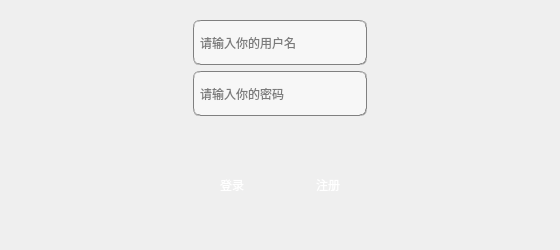
wh-first-soulful/tank, file login.ui: the form before one commit.
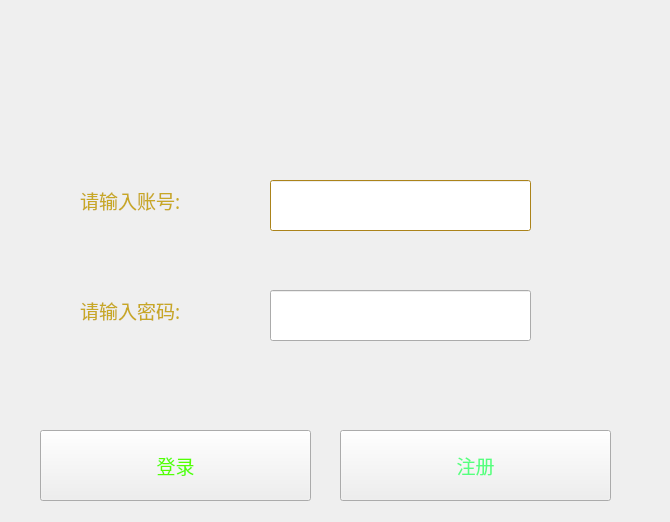
The form after the commit. Icons and pictures are not drawn.

Commit message: 登录和注册页面

```diff
--- a/login.ui
+++ b/login.ui
@@ -6,188 +6,799 @@
    <rect>
     <x>0</x>
     <y>0</y>
-    <width>560</width>
-    <height>250</height>
+    <width>670</width>
+    <height>522</height>
    </rect>
   </property>
+  <property name="minimumSize">
+   <size>
+    <width>670</width>
+    <height>522</height>
+   </size>
+  </property>
+  <property name="maximumSize">
+   <size>
+    <width>670</width>
+    <height>522</height>
+   </size>
+  </property>
   <property name="windowTitle">
    <string>Form</string>
   </property>
-  <layout class="QVBoxLayout" name="verticalLayout">
-   <item>
-    <widget class="QWidget" name="widget_2" native="true">
-     <layout class="QGridLayout" name="gridLayout_2">
-      <item row="0" column="1">
-       <widget class="QLineEdit" name="lineEdit_username">
-        <property name="minimumSize">
-         <size>
-          <width>0</width>
-          <height>45</height>
-         </size>
-        </property>
-        <property name="styleSheet">
-         <string notr="true">background-color: rgb(247, 247, 247);
-border:1px groove gray;border-radius:
-7px;padding:2px 4px;
-font: 10pt &quot;Candara&quot;;</string>
-        </property>
-        <property name="text">
-         <string/>
-        </property>
-        <property name="placeholderText">
-         <string>请输入你的用户名</string>
-        </property>
-       </widget>
-      </item>
-      <item row="1" column="1">
-       <widget class="QLineEdit" name="lineEdit_password">
-        <property name="minimumSize">
-         <size>
-          <width>0</width>
-          <height>45</height>
-         </size>
-        </property>
-        <property name="styleSheet">
-         <string notr="true">background-color: rgb(247, 247, 247);
-border:1px groove gray;border-radius:
-7px;padding:2px 4px;
-font: 10pt &quot;Candara&quot;;</string>
-        </property>
-        <property name="text">
-         <string/>
-        </property>
-        <property name="echoMode">
-         <enum>QLineEdit::Password</enum>
-        </property>
-        <property name="placeholderText">
-         <string>请输入你的密码</string>
-        </property>
-       </widget>
-      </item>
-      <item row="1" column="0">
-       <spacer name="horizontalSpacer_3">
-        <property name="orientation">
-         <enum>Qt::Horizontal</enum>
-        </property>
-        <property name="sizeHint" stdset="0">
-         <size>
-          <width>40</width>
-          <height>20</height>
-         </size>
-        </property>
-       </spacer>
-      </item>
-      <item row="1" column="2">
-       <spacer name="horizontalSpacer_4">
-        <property name="orientation">
-         <enum>Qt::Horizontal</enum>
-        </property>
-        <property name="sizeHint" stdset="0">
-         <size>
-          <width>40</width>
-          <height>20</height>
-         </size>
-        </property>
-       </spacer>
-      </item>
-     </layout>
-    </widget>
-   </item>
-   <item>
-    <widget class="QWidget" name="widget" native="true">
-     <layout class="QHBoxLayout" name="horizontalLayout">
-      <item>
-       <spacer name="horizontalSpacer">
-        <property name="orientation">
-         <enum>Qt::Horizontal</enum>
-        </property>
-        <property name="sizeHint" stdset="0">
-         <size>
-          <width>40</width>
-          <height>20</height>
-         </size>
-        </property>
-       </spacer>
-      </item>
-      <item>
-       <widget class="QPushButton" name="btn_signin">
-        <property name="minimumSize">
-         <size>
-          <width>50</width>
-          <height>40</height>
-         </size>
-        </property>
-        <property name="styleSheet">
-         <string notr="true">background-color: qlineargradient(spread:pad, x1:0.52, y1:1, x2:0.54, y2:0, 
-stop:0.0112994 rgba(64, 145, 252, 255), 
-stop:1 rgba(255, 255, 255, 255));
-color: rgb(255, 255, 255);
-
-border:0px groove gray;border-radius:
-7px;padding:2px 4px;
-font: 14pt &quot;Candara&quot;;</string>
-        </property>
-        <property name="text">
-         <string>登录</string>
-        </property>
-       </widget>
-      </item>
-      <item>
-       <spacer name="horizontalSpacer_7">
-        <property name="orientation">
-         <enum>Qt::Horizontal</enum>
-        </property>
-        <property name="sizeType">
-         <enum>QSizePolicy::Fixed</enum>
-        </property>
-        <property name="sizeHint" stdset="0">
-         <size>
-          <width>40</width>
-          <height>20</height>
-         </size>
-        </property>
-       </spacer>
-      </item>
-      <item>
-       <widget class="QPushButton" name="btn_signup">
-        <property name="minimumSize">
-         <size>
-          <width>50</width>
-          <height>40</height>
-         </size>
-        </property>
-        <property name="styleSheet">
-         <string notr="true">background-color: qlineargradient(spread:pad, x1:0.52, y1:1, x2:0.54, y2:0, 
-stop:0.0112994 rgba(64, 145, 252, 255), 
-stop:1 rgba(255, 255, 255, 255));
-color: rgb(255, 255, 255);
-
-border:0px groove gray;border-radius:
-7px;padding:2px 4px;
-font: 14pt &quot;Candara&quot;;</string>
-        </property>
-        <property name="text">
-         <string>注册</string>
-        </property>
-       </widget>
-      </item>
-      <item>
-       <spacer name="horizontalSpacer_2">
-        <property name="orientation">
-         <enum>Qt::Horizontal</enum>
-        </property>
-        <property name="sizeHint" stdset="0">
-         <size>
-          <width>40</width>
-          <height>20</height>
-         </size>
-        </property>
-       </spacer>
-      </item>
-     </layout>
-    </widget>
-   </item>
-  </layout>
+  <widget class="QWidget" name="background" native="true">
+   <property name="geometry">
+    <rect>
+     <x>-10</x>
+     <y>0</y>
+     <width>681</width>
+     <height>531</height>
+    </rect>
+   </property>
+   <property name="font">
+    <font>
+     <family>Agency FB</family>
+     <pointsize>14</pointsize>
+    </font>
+   </property>
+   <property name="styleSheet">
+    <string notr="true">#background {border-image: url(:/image/login.jpg);}</string>
+   </property>
+   <widget class="QPushButton" name="btn_signup">
+    <property name="geometry">
+     <rect>
+      <x>350</x>
+      <y>430</y>
+      <width>271</width>
+      <height>71</height>
+     </rect>
+    </property>
+    <property name="minimumSize">
+     <size>
+      <width>50</width>
+      <height>40</height>
+     </size>
+    </property>
+    <property name="font">
+     <font>
+      <family>Agency FB</family>
+      <pointsize>14</pointsize>
+     </font>
+    </property>
+    <property name="styleSheet">
+     <string notr="true">#btn_signup{border-image: url(:/image/loginbutton.jpg);}
+#btn_signup{color: rgb(85, 255, 127);}</string>
+    </property>
+    <property name="text">
+     <string>注册</string>
+    </property>
+   </widget>
+   <widget class="QPushButton" name="btn_signin">
+    <property name="geometry">
+     <rect>
+      <x>50</x>
+      <y>430</y>
+      <width>271</width>
+      <height>71</height>
+     </rect>
+    </property>
+    <property name="minimumSize">
+     <size>
+      <width>50</width>
+      <height>40</height>
+     </size>
+    </property>
+    <property name="palette">
+     <palette>
+      <active>
+       <colorrole role="WindowText">
+        <brush brushstyle="SolidPattern">
+         <color alpha="255">
+          <red>85</red>
+          <green>255</green>
+          <blue>0</blue>
+         </color>
+        </brush>
+       </colorrole>
+       <colorrole role="Text">
+        <brush brushstyle="SolidPattern">
+         <color alpha="255">
+          <red>85</red>
+          <green>255</green>
+          <blue>0</blue>
+         </color>
+        </brush>
+       </colorrole>
+       <colorrole role="ButtonText">
+        <brush brushstyle="SolidPattern">
+         <color alpha="255">
+          <red>85</red>
+          <green>255</green>
+          <blue>0</blue>
+         </color>
+        </brush>
+       </colorrole>
+       <colorrole role="PlaceholderText">
+        <brush brushstyle="NoBrush">
+         <color alpha="128">
+          <red>0</red>
+          <green>0</green>
+          <blue>0</blue>
+         </color>
+        </brush>
+       </colorrole>
+      </active>
+      <inactive>
+       <colorrole role="WindowText">
+        <brush brushstyle="SolidPattern">
+         <color alpha="255">
+          <red>85</red>
+          <green>255</green>
+          <blue>0</blue>
+         </color>
+        </brush>
+       </colorrole>
+       <colorrole role="Text">
+        <brush brushstyle="SolidPattern">
+         <color alpha="255">
+          <red>85</red>
+          <green>255</green>
+          <blue>0</blue>
+         </color>
+        </brush>
+       </colorrole>
+       <colorrole role="ButtonText">
+        <brush brushstyle="SolidPattern">
+         <color alpha="255">
+          <red>85</red>
+          <green>255</green>
+          <blue>0</blue>
+         </color>
+        </brush>
+       </colorrole>
+       <colorrole role="PlaceholderText">
+        <brush brushstyle="NoBrush">
+         <color alpha="128">
+          <red>85</red>
+          <green>255</green>
+          <blue>0</blue>
+         </color>
+        </brush>
+       </colorrole>
+      </inactive>
+      <disabled>
+       <colorrole role="WindowText">
+        <brush brushstyle="SolidPattern">
+         <color alpha="255">
+          <red>85</red>
+          <green>255</green>
+          <blue>0</blue>
+         </color>
+        </brush>
+       </colorrole>
+       <colorrole role="Text">
+        <brush brushstyle="SolidPattern">
+         <color alpha="255">
+          <red>85</red>
+          <green>255</green>
+          <blue>0</blue>
+         </color>
+        </brush>
+       </colorrole>
+       <colorrole role="ButtonText">
+        <brush brushstyle="SolidPattern">
+         <color alpha="255">
+          <red>85</red>
+          <green>255</green>
+          <blue>0</blue>
+         </color>
+        </brush>
+       </colorrole>
+       <colorrole role="PlaceholderText">
+        <brush brushstyle="NoBrush">
+         <color alpha="128">
+          <red>0</red>
+          <green>0</green>
+          <blue>0</blue>
+         </color>
+        </brush>
+       </colorrole>
+      </disabled>
+     </palette>
+    </property>
+    <property name="font">
+     <font>
+      <family>Agency FB</family>
+      <pointsize>14</pointsize>
+     </font>
+    </property>
+    <property name="styleSheet">
+     <string notr="true">#btn_signin {border-image: url(:/image/loginbutton.jpg);}
+#btn_signin{color: rgb(85, 255, 0);}</string>
+    </property>
+    <property name="text">
+     <string>登录</string>
+    </property>
+   </widget>
+   <widget class="QLineEdit" name="lineEdit_password">
+    <property name="geometry">
+     <rect>
+      <x>280</x>
+      <y>290</y>
+      <width>261</width>
+      <height>51</height>
+     </rect>
+    </property>
+    <property name="minimumSize">
+     <size>
+      <width>0</width>
+      <height>45</height>
+     </size>
+    </property>
+    <property name="palette">
+     <palette>
+      <active/>
+      <inactive/>
+      <disabled/>
+     </palette>
+    </property>
+    <property name="font">
+     <font>
+      <family>Amaranth Bold</family>
+      <pointsize>14</pointsize>
+      <weight>75</weight>
+      <bold>true</bold>
+     </font>
+    </property>
+    <property name="styleSheet">
+     <string notr="true">#lineEdit_password{	border-image: url(:/image/line.jpg);}
+</string>
+    </property>
+    <property name="text">
+     <string/>
+    </property>
+    <property name="echoMode">
+     <enum>QLineEdit::Password</enum>
+    </property>
+    <property name="placeholderText">
+     <string/>
+    </property>
+   </widget>
+   <widget class="QLineEdit" name="lineEdit_username">
+    <property name="geometry">
+     <rect>
+      <x>280</x>
+      <y>180</y>
+      <width>261</width>
+      <height>51</height>
+     </rect>
+    </property>
+    <property name="minimumSize">
+     <size>
+      <width>0</width>
+      <height>45</height>
+     </size>
+    </property>
+    <property name="palette">
+     <palette>
+      <active>
+       <colorrole role="WindowText">
+        <brush brushstyle="SolidPattern">
+         <color alpha="255">
+          <red>0</red>
+          <green>0</green>
+          <blue>0</blue>
+         </color>
+        </brush>
+       </colorrole>
+       <colorrole role="Button">
+        <brush brushstyle="SolidPattern">
+         <color alpha="255">
+          <red>240</red>
+          <green>183</green>
+          <blue>36</blue>
+         </color>
+        </brush>
+       </colorrole>
+       <colorrole role="Light">
+        <brush brushstyle="SolidPattern">
+         <color alpha="255">
+          <red>255</red>
+          <green>224</green>
+          <blue>143</blue>
+         </color>
+        </brush>
+       </colorrole>
+       <colorrole role="Midlight">
+        <brush brushstyle="SolidPattern">
+         <color alpha="255">
+          <red>247</red>
+          <green>203</green>
+          <blue>89</blue>
+         </color>
+        </brush>
+       </colorrole>
+       <colorrole role="Dark">
+        <brush brushstyle="SolidPattern">
+         <color alpha="255">
+          <red>120</red>
+          <green>91</green>
+          <blue>18</blue>
+         </color>
+        </brush>
+       </colorrole>
+       <colorrole role="Mid">
+        <brush brushstyle="SolidPattern">
+         <color alpha="255">
+          <red>160</red>
+          <green>122</green>
+          <blue>24</blue>
+         </color>
+        </brush>
+       </colorrole>
+       <colorrole role="Text">
+        <brush brushstyle="SolidPattern">
+         <color alpha="255">
+          <red>0</red>
+          <green>0</green>
+          <blue>0</blue>
+         </color>
+        </brush>
+       </colorrole>
+       <colorrole role="BrightText">
+        <brush brushstyle="SolidPattern">
+         <color alpha="255">
+          <red>255</red>
+          <green>255</green>
+          <blue>255</blue>
+         </color>
+        </brush>
+       </colorrole>
+       <colorrole role="ButtonText">
+        <brush brushstyle="SolidPattern">
+         <color alpha="255">
+          <red>0</red>
+          <green>0</green>
+          <blue>0</blue>
+         </color>
+        </brush>
+       </colorrole>
+       <colorrole role="Base">
+        <brush brushstyle="SolidPattern">
+         <color alpha="255">
+          <red>255</red>
+          <green>255</green>
+          <blue>255</blue>
+         </color>
+        </brush>
+       </colorrole>
+       <colorrole role="Window">
+        <brush brushstyle="SolidPattern">
+         <color alpha="255">
+          <red>240</red>
+          <green>183</green>
+          <blue>36</blue>
+         </color>
+        </brush>
+       </colorrole>
+       <colorrole role="Shadow">
+        <brush brushstyle="SolidPattern">
+         <color alpha="255">
+          <red>0</red>
+          <green>0</green>
+          <blue>0</blue>
+         </color>
+        </brush>
+       </colorrole>
+       <colorrole role="AlternateBase">
+        <brush brushstyle="SolidPattern">
+         <color alpha="255">
+          <red>247</red>
+          <green>219</green>
+          <blue>145</blue>
+         </color>
+        </brush>
+       </colorrole>
+       <colorrole role="ToolTipBase">
+        <brush brushstyle="SolidPattern">
+         <color alpha="255">
+          <red>255</red>
+          <green>255</green>
+          <blue>220</blue>
+         </color>
+        </brush>
+       </colorrole>
+       <colorrole role="ToolTipText">
+        <brush brushstyle="SolidPattern">
+         <color alpha="255">
+          <red>0</red>
+          <green>0</green>
+          <blue>0</blue>
+         </color>
+        </brush>
+       </colorrole>
+       <colorrole role="PlaceholderText">
+        <brush brushstyle="SolidPattern">
+         <color alpha="128">
+          <red>0</red>
+          <green>0</green>
+          <blue>0</blue>
+         </color>
+        </brush>
+       </colorrole>
+      </active>
+      <inactive>
+       <colorrole role="WindowText">
+        <brush brushstyle="SolidPattern">
+         <color alpha="255">
+          <red>0</red>
+          <green>0</green>
+          <blue>0</blue>
+         </color>
+        </brush>
+       </colorrole>
+       <colorrole role="Button">
+        <brush brushstyle="SolidPattern">
+         <color alpha="255">
+          <red>240</red>
+          <green>183</green>
+          <blue>36</blue>
+         </color>
+        </brush>
+       </colorrole>
+       <colorrole role="Light">
+        <brush brushstyle="SolidPattern">
+         <color alpha="255">
+          <red>255</red>
+          <green>224</green>
+          <blue>143</blue>
+         </color>
+        </brush>
+       </colorrole>
+       <colorrole role="Midlight">
+        <brush brushstyle="SolidPattern">
+         <color alpha="255">
+          <red>247</red>
+          <green>203</green>
+          <blue>89</blue>
+         </color>
+        </brush>
+       </colorrole>
+       <colorrole role="Dark">
+        <brush brushstyle="SolidPattern">
+         <color alpha="255">
+          <red>120</red>
+          <green>91</green>
+          <blue>18</blue>
+         </color>
+        </brush>
+       </colorrole>
+       <colorrole role="Mid">
+        <brush brushstyle="SolidPattern">
+         <color alpha="255">
+          <red>160</red>
+          <green>122</green>
+          <blue>24</blue>
+         </color>
+        </brush>
+       </colorrole>
+       <colorrole role="Text">
+        <brush brushstyle="SolidPattern">
+         <color alpha="255">
+          <red>0</red>
+          <green>0</green>
+          <blue>0</blue>
+         </color>
+        </brush>
+       </colorrole>
+       <colorrole role="BrightText">
+        <brush brushstyle="SolidPattern">
+         <color alpha="255">
+          <red>255</red>
+          <green>255</green>
+          <blue>255</blue>
+         </color>
+        </brush>
+       </colorrole>
+       <colorrole role="ButtonText">
+        <brush brushstyle="SolidPattern">
+         <color alpha="255">
+          <red>0</red>
+          <green>0</green>
+          <blue>0</blue>
+         </color>
+        </brush>
+       </colorrole>
+       <colorrole role="Base">
+        <brush brushstyle="SolidPattern">
+         <color alpha="255">
+          <red>255</red>
+          <green>255</green>
+          <blue>255</blue>
+         </color>
+        </brush>
+       </colorrole>
+       <colorrole role="Window">
+        <brush brushstyle="SolidPattern">
+         <color alpha="255">
+          <red>240</red>
+          <green>183</green>
+          <blue>36</blue>
+         </color>
+        </brush>
+       </colorrole>
+       <colorrole role="Shadow">
+        <brush brushstyle="SolidPattern">
+         <color alpha="255">
+          <red>0</red>
+          <green>0</green>
+          <blue>0</blue>
+         </color>
+        </brush>
+       </colorrole>
+       <colorrole role="AlternateBase">
+        <brush brushstyle="SolidPattern">
+         <color alpha="255">
+          <red>247</red>
+          <green>219</green>
+          <blue>145</blue>
+         </color>
+        </brush>
+       </colorrole>
+       <colorrole role="ToolTipBase">
+        <brush brushstyle="SolidPattern">
+         <color alpha="255">
+          <red>255</red>
+          <green>255</green>
+          <blue>220</blue>
+         </color>
+        </brush>
+       </colorrole>
+       <colorrole role="ToolTipText">
+        <brush brushstyle="SolidPattern">
+         <color alpha="255">
+          <red>0</red>
+          <green>0</green>
+          <blue>0</blue>
+         </color>
+        </brush>
+       </colorrole>
+       <colorrole role="PlaceholderText">
+        <brush brushstyle="SolidPattern">
+         <color alpha="128">
+          <red>0</red>
+          <green>0</green>
+          <blue>0</blue>
+         </color>
+        </brush>
+       </colorrole>
+      </inactive>
+      <disabled>
+       <colorrole role="WindowText">
+        <brush brushstyle="SolidPattern">
+         <color alpha="255">
+          <red>120</red>
+          <green>91</green>
+          <blue>18</blue>
+         </color>
+        </brush>
+       </colorrole>
+       <colorrole role="Button">
+        <brush brushstyle="SolidPattern">
+         <color alpha="255">
+          <red>240</red>
+          <green>183</green>
+          <blue>36</blue>
+         </color>
+        </brush>
+       </colorrole>
+       <colorrole role="Light">
+        <brush brushstyle="SolidPattern">
+         <color alpha="255">
+          <red>255</red>
+          <green>224</green>
+          <blue>143</blue>
+         </color>
+        </brush>
+       </colorrole>
+       <colorrole role="Midlight">
+        <brush brushstyle="SolidPattern">
+         <color alpha="255">
+          <red>247</red>
+          <green>203</green>
+          <blue>89</blue>
+         </color>
+        </brush>
+       </colorrole>
+       <colorrole role="Dark">
+        <brush brushstyle="SolidPattern">
+         <color alpha="255">
+          <red>120</red>
+          <green>91</green>
+          <blue>18</blue>
+         </color>
+        </brush>
+       </colorrole>
+       <colorrole role="Mid">
+        <brush brushstyle="SolidPattern">
+         <color alpha="255">
+          <red>160</red>
+          <green>122</green>
+          <blue>24</blue>
+         </color>
+        </brush>
+       </colorrole>
+       <colorrole role="Text">
+        <brush brushstyle="SolidPattern">
+         <color alpha="255">
+          <red>120</red>
+          <green>91</green>
+          <blue>18</blue>
+         </color>
+        </brush>
+       </colorrole>
+       <colorrole role="BrightText">
+        <brush brushstyle="SolidPattern">
+         <color alpha="255">
+          <red>255</red>
+          <green>255</green>
+          <blue>255</blue>
+         </color>
+        </brush>
+       </colorrole>
+       <colorrole role="ButtonText">
+        <brush brushstyle="SolidPattern">
+         <color alpha="255">
+          <red>120</red>
+          <green>91</green>
+          <blue>18</blue>
+         </color>
+        </brush>
+       </colorrole>
+       <colorrole role="Base">
+        <brush brushstyle="SolidPattern">
+         <color alpha="255">
+          <red>240</red>
+          <green>183</green>
+          <blue>36</blue>
+         </color>
+        </brush>
+       </colorrole>
+       <colorrole role="Window">
+        <brush brushstyle="SolidPattern">
+         <color alpha="255">
+          <red>240</red>
+          <green>183</green>
+          <blue>36</blue>
+         </color>
+        </brush>
+       </colorrole>
+       <colorrole role="Shadow">
+        <brush brushstyle="SolidPattern">
+         <color alpha="255">
+          <red>0</red>
+          <green>0</green>
+          <blue>0</blue>
+         </color>
+        </brush>
+       </colorrole>
+       <colorrole role="AlternateBase">
+        <brush brushstyle="SolidPattern">
+         <color alpha="255">
+          <red>240</red>
+          <green>183</green>
+          <blue>36</blue>
+         </color>
+        </brush>
+       </colorrole>
+       <colorrole role="ToolTipBase">
+        <brush brushstyle="SolidPattern">
+         <color alpha="255">
+          <red>255</red>
+          <green>255</green>
+          <blue>220</blue>
+         </color>
+        </brush>
+       </colorrole>
+       <colorrole role="ToolTipText">
+        <brush brushstyle="SolidPattern">
+         <color alpha="255">
+          <red>0</red>
+          <green>0</green>
+          <blue>0</blue>
+         </color>
+        </brush>
+       </colorrole>
+       <colorrole role="PlaceholderText">
+        <brush brushstyle="SolidPattern">
+         <color alpha="128">
+          <red>0</red>
+          <green>0</green>
+          <blue>0</blue>
+         </color>
+        </brush>
+       </colorrole>
+      </disabled>
+     </palette>
+    </property>
+    <property name="font">
+     <font>
+      <family>Amaranth Bold</family>
+      <pointsize>13</pointsize>
+      <weight>75</weight>
+      <bold>true</bold>
+     </font>
+    </property>
+    <property name="styleSheet">
+     <string notr="true">#lineEdit_username{border-image: url(:/image/line.jpg);}
+</string>
+    </property>
+    <property name="text">
+     <string/>
+    </property>
+    <property name="placeholderText">
+     <string/>
+    </property>
+   </widget>
+   <widget class="QLabel" name="label">
+    <property name="geometry">
+     <rect>
+      <x>90</x>
+      <y>180</y>
+      <width>181</width>
+      <height>41</height>
+     </rect>
+    </property>
+    <property name="font">
+     <font>
+      <family>Agency FB</family>
+      <pointsize>14</pointsize>
+     </font>
+    </property>
+    <property name="styleSheet">
+     <string notr="true">color: rgb(200, 168, 37);</string>
+    </property>
+    <property name="text">
+     <string>请输入账号:</string>
+    </property>
+   </widget>
+   <widget class="QLabel" name="label_2">
+    <property name="geometry">
+     <rect>
+      <x>90</x>
+      <y>290</y>
+      <width>151</width>
+      <height>41</height>
+     </rect>
+    </property>
+    <property name="font">
+     <font>
+      <family>Agency FB</family>
+      <pointsize>14</pointsize>
+      <weight>50</weight>
+      <italic>false</italic>
+      <bold>false</bold>
+     </font>
+    </property>
+    <property name="styleSheet">
+     <string notr="true">color: rgb(200, 168, 37);
+font: 14pt &quot;Agency FB&quot;;</string>
+    </property>
+    <property name="text">
+     <string>请输入密码:</string>
+    </property>
+   </widget>
+   <widget class="QWidget" name="widget_2" native="true">
+    <property name="geometry">
+     <rect>
+      <x>10</x>
+      <y>0</y>
+      <width>243</width>
+      <height>114</height>
+     </rect>
+    </property>
+    <layout class="QGridLayout" name="gridLayout_2"/>
+   </widget>
+  </widget>
  </widget>
  <resources/>
  <connections/>
```
The commit also changes 15 other files.
